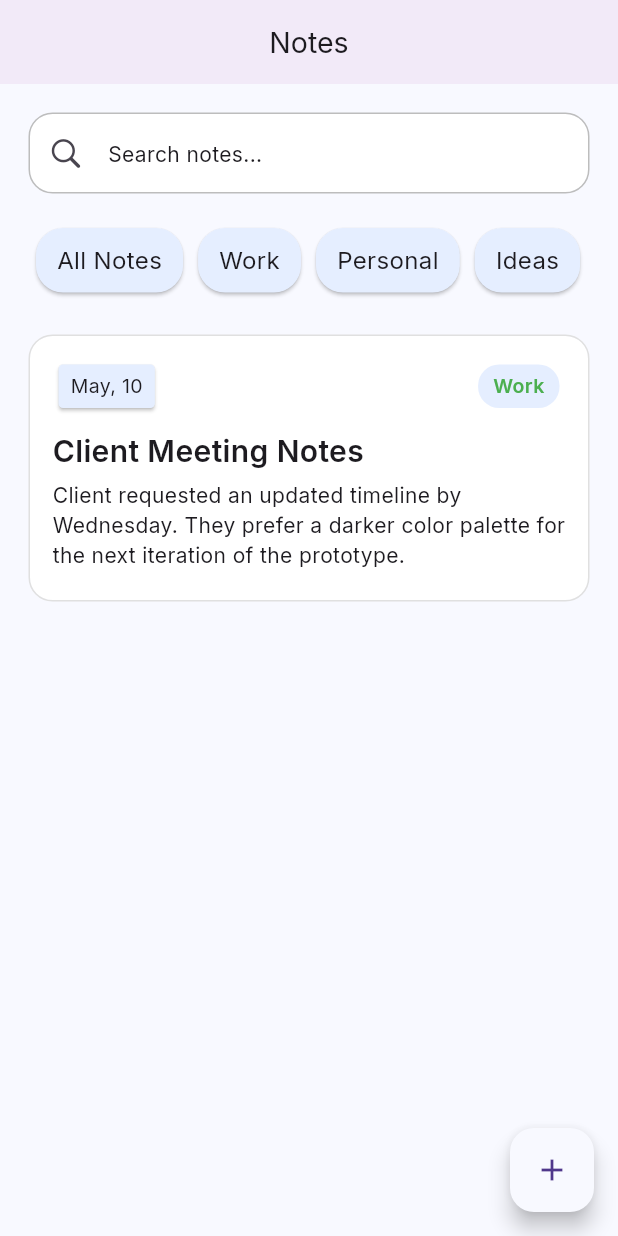
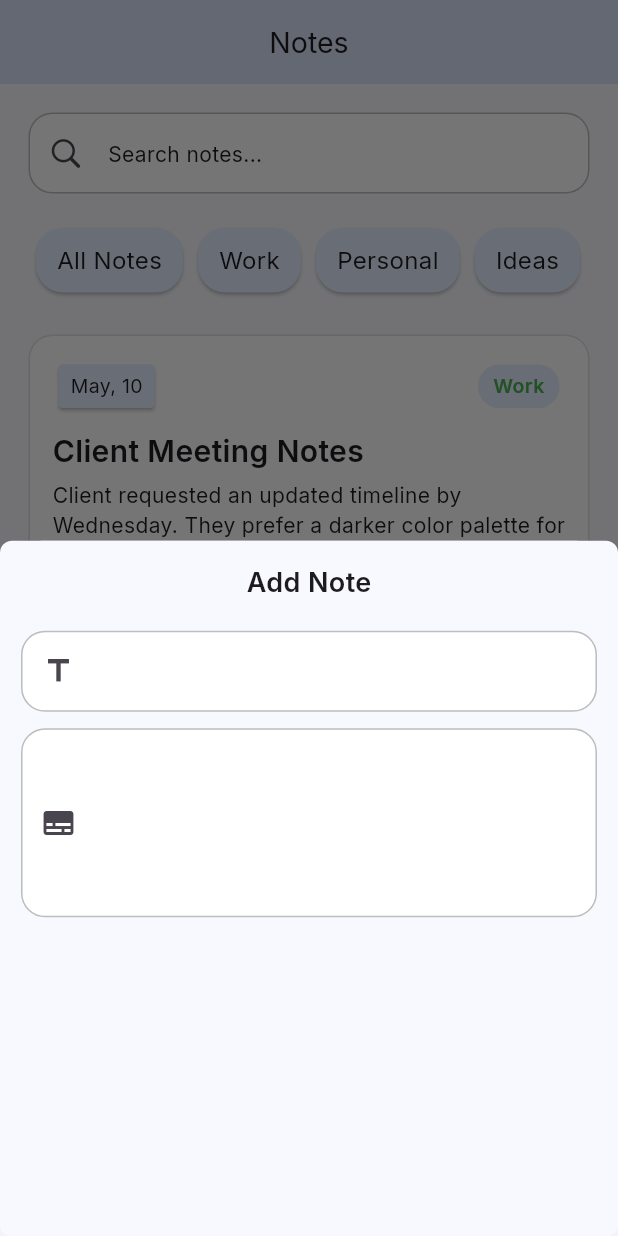
Before and after one commit to TanvirAlHasib/dashboard_app, a Flutter app: the screen it shows after launch, after a tap on the "add" icon, on a phone screen of 412 x 824 dp. Run offline on Flutter 3.47's test engine with Material 3 defaults, Android fonts, the light colour scheme and no system bars; our stand-ins replace go_router, google_fonts.

Commit message:
used custom textFieldForm widget

```diff
--- a/lib/screens/note_screen.dart
+++ b/lib/screens/note_screen.dart
@@ -1,5 +1,6 @@
 import 'package:dashboard/widgets/cardWidget.dart';
 import 'package:dashboard/widgets/floatingActionButtonWidget.dart';
+import 'package:dashboard/widgets/textFormFieldWidget.dart';
 import 'package:flutter/cupertino.dart';
 import 'package:flutter/material.dart';
 import 'package:google_fonts/google_fonts.dart';
@@ -19,37 +20,7 @@ class NoteScreen extends StatelessWidget {
         child: Column(
           crossAxisAlignment: .start,
           children: [
-            TextFormField(
-              controller: searchController,
-              keyboardType: TextInputType.text,
-              onTapOutside: (event) {
-                FocusManager.instance.primaryFocus?.unfocus();
-              },
-              decoration: InputDecoration(
-                filled: true,
-                fillColor: Theme.of(context).inputDecorationTheme.fillColor,
-                contentPadding: EdgeInsets.symmetric(horizontal: 20, vertical: 14),
-                focusedBorder: OutlineInputBorder(
-                  borderRadius: BorderRadius.circular(15),
-                  borderSide: BorderSide(
-                      color: Colors.grey.shade600,
-                      strokeAlign: BorderSide.strokeAlignOutside
-                  ),
-                ),
-                enabledBorder: OutlineInputBorder(
-                  borderRadius: BorderRadius.circular(15),
-                  borderSide: BorderSide(
-                      color: Colors.grey.shade400,
-                      strokeAlign: BorderSide.strokeAlignOutside
-                  ),
-                ),
-                prefixIcon: Icon(CupertinoIcons.search),
-                hint: Text("Search notes..."),
-              ),
-              style: TextStyle(
-                fontSize: 16
-              ),
-            ),
+            Textformfieldwidget(hintText: "Search notes...", icon: CupertinoIcons.search),
 
             const SizedBox(
               height: 20,
@@ -145,6 +116,7 @@ class NoteScreen extends StatelessWidget {
   // appbar starts here
   AppBar MyAppBar(BuildContext context){
     return AppBar(
+      backgroundColor: Theme.of(context).cardColor,
       elevation: 3,
       centerTitle: true,
       title: Text("Notes", style: TextStyle(
--- a/lib/widgets/floatingActionButtonWidget.dart
+++ b/lib/widgets/floatingActionButtonWidget.dart
@@ -1,3 +1,4 @@
+import 'package:dashboard/widgets/textFormFieldWidget.dart';
 import 'package:flutter/cupertino.dart';
 import 'package:flutter/material.dart';
 
@@ -7,8 +8,36 @@ class Floatingactionbuttonwidget extends StatelessWidget {
   @override
   Widget build(BuildContext context) {
     return FloatingActionButton(
-      backgroundColor: Theme.of(context).scaffoldBackgroundColor,
-      onPressed: () {},
+      backgroundColor: Theme.of(context).cardColor,
+      onPressed: () {
+        showModalBottomSheet(context: context, builder: (context) {
+          return Container(
+            width: double.infinity,
+            padding: EdgeInsets.all(15),
+            decoration: BoxDecoration(
+              color: Theme.of(context).scaffoldBackgroundColor,
+              borderRadius: BorderRadius.circular(8),
+            ),
+            child: Column(
+              children: [
+                Text("Add Note", style: TextStyle(
+                  fontSize: 18,
+                  fontWeight: FontWeight(600),
+                ),),
+                const SizedBox(
+                  height: 20,
+                ),
+                Textformfieldwidget(icon: Icons.title),
+                const SizedBox(
+                  height: 13,
+                ),
+                ///TODO later i will fix the prefix icon issue in multiline textFormField by row widget
+                Textformfieldwidget(icon: Icons.subtitles, maxLines: 4, textInputType: TextInputType.multiline,)
+              ],
+            ),
+          );
+        },);
+      },
       child: Icon(Icons.add),
     );
   }
--- a/lib/widgets/textFormFieldWidget.dart
+++ b/lib/widgets/textFormFieldWidget.dart
@@ -2,13 +2,20 @@ import 'package:flutter/cupertino.dart';
 import 'package:flutter/material.dart';
 
 class Textformfieldwidget extends StatelessWidget {
-  const Textformfieldwidget({super.key, required String this.hintText, required IconData this.icon});
+  const Textformfieldwidget({super.key, this.hintText = "",
+    required this.icon,
+    this.maxLines = 1,
+    this.textInputType = TextInputType.text
+  });
   final String hintText;
   final IconData icon;
+  final int maxLines;
+  final TextInputType textInputType;
   @override
   Widget build(BuildContext context) {
     return TextFormField(
-      keyboardType: TextInputType.text,
+      keyboardType: textInputType,
+      maxLines: maxLines,
       onTapOutside: (event) {
         FocusManager.instance.primaryFocus?.unfocus();
       },
```
